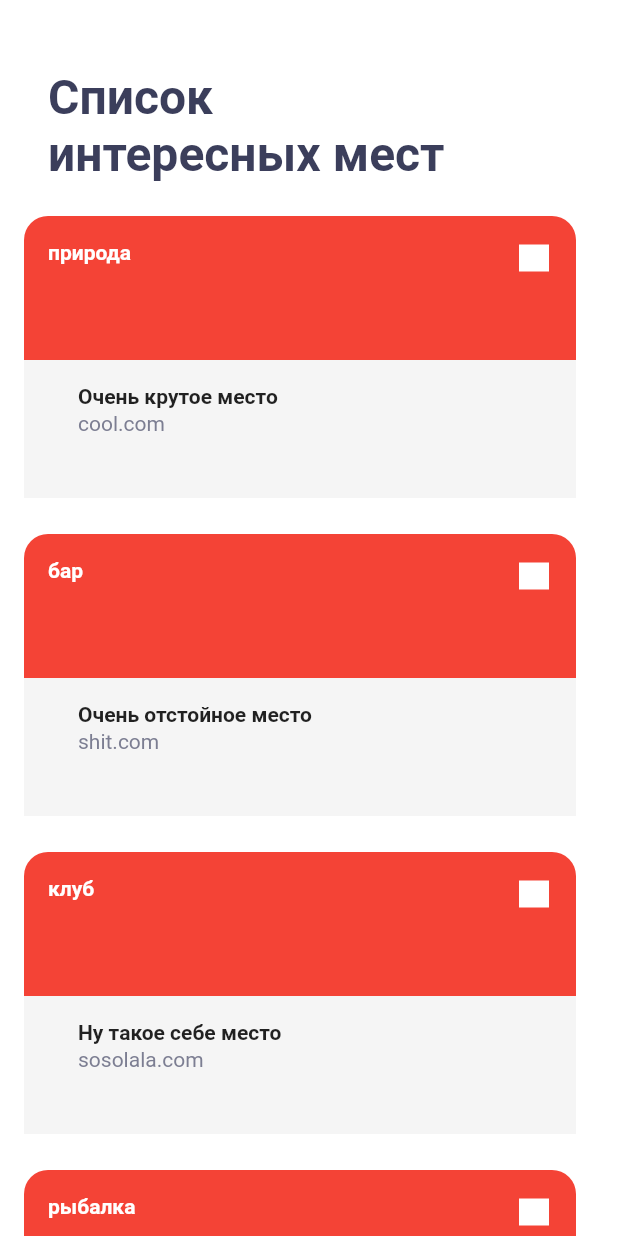
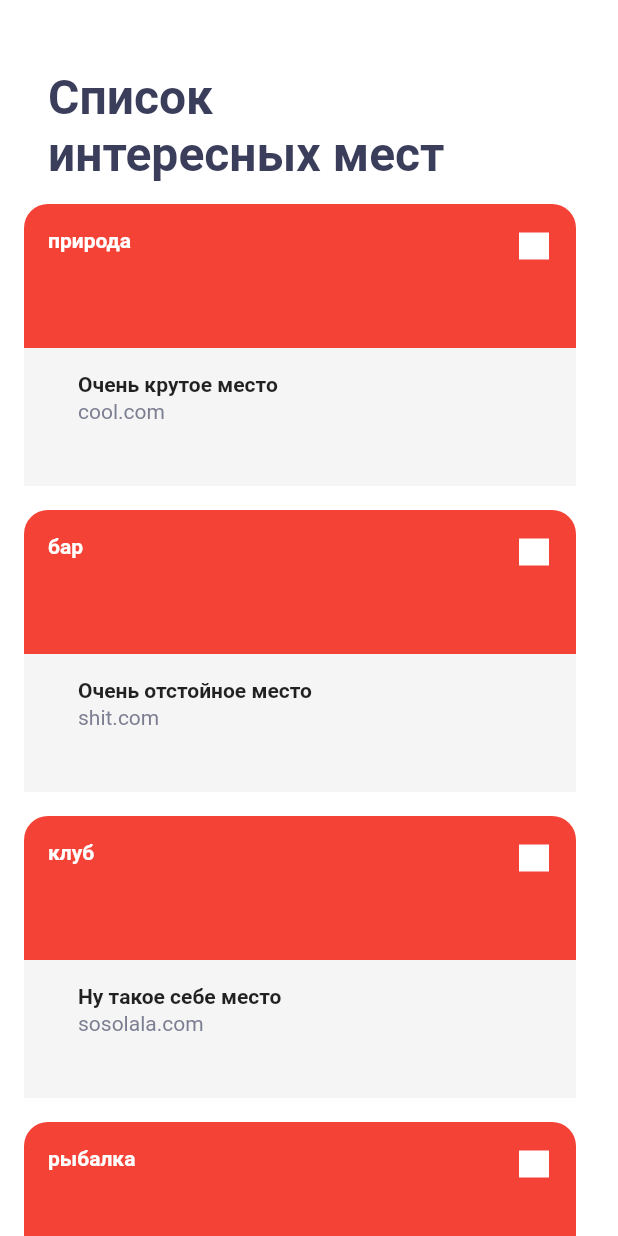
Before and after one commit to alexb82/surf-flutter-course-balashov, a Flutter app: the screen it shows after launch, on a phone screen of 412 x 824 dp. Run offline on Flutter 3.47's test engine with Material 2 defaults, Android fonts, the phone set to English and light mode, and no system bars.

Commit message:
Add correct padding to SightCard

```diff
--- a/lib/UI/screen/sight_card.dart
+++ b/lib/UI/screen/sight_card.dart
@@ -9,7 +9,7 @@ class SightCard extends StatelessWidget {
   @override
   Widget build(BuildContext context) {
     return Padding(
-      padding: EdgeInsets.fromLTRB(16, 16, 16, 8),
+      padding: EdgeInsets.fromLTRB(16, 8, 16, 8),
       child: Column(children: [
         Container(
             width: double.infinity,
```
